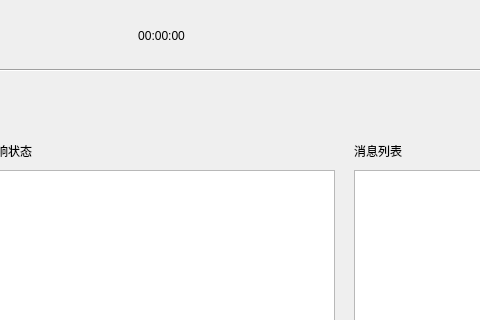
Qt form UI/menu.ui (sayoishoka/qtbroadcast) before a commit; both pictures show x 566 to 1046 and y 0 to 320 of the 1300 by 850 pixel window.
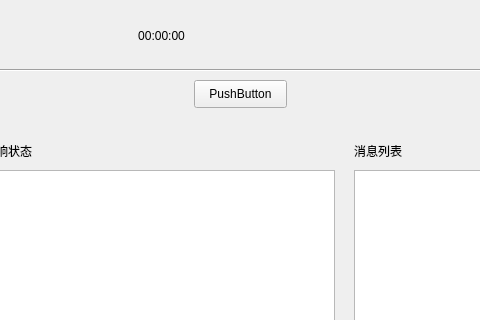
The same form after that commit. Icons and pictures are not drawn.

What changed in the file:
```diff
--- a/UI/menu.ui
+++ b/UI/menu.ui
@@ -336,6 +336,19 @@
       <string>未连接</string>
      </property>
     </widget>
+    <widget class="QPushButton" name="pushButton">
+     <property name="geometry">
+      <rect>
+       <x>610</x>
+       <y>10</y>
+       <width>93</width>
+       <height>28</height>
+      </rect>
+     </property>
+     <property name="text">
+      <string>PushButton</string>
+     </property>
+    </widget>
    </widget>
    <widget class="QWidget" name="page_2"/>
   </widget>
```
